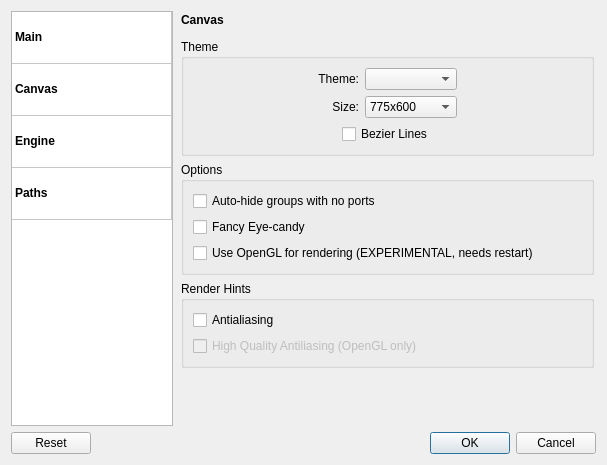
First picture: the form in resources/ui/carla_settings.ui, repository falkTX/Carla, before the edit.
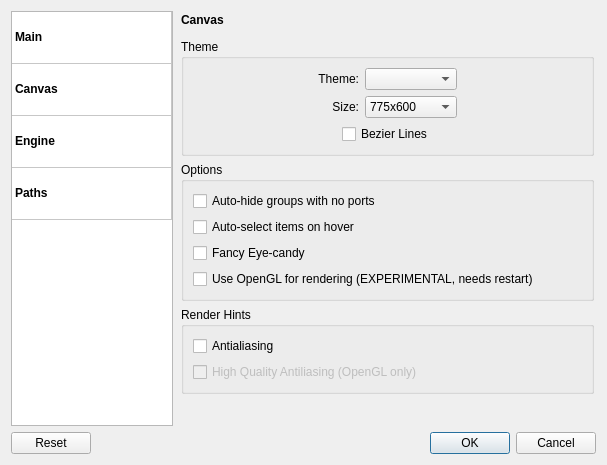
Second picture: the form after the edit. The open tabs and pages were chosen to show the change. Icons and pictures are not drawn.

Commit message: PatchCanvas: Add option to auto-select items on hover

```diff
--- a/resources/ui/carla_settings.ui
+++ b/resources/ui/carla_settings.ui
@@ -587,6 +587,13 @@
               </property>
              </widget>
             </item>
+            <item>
+             <widget class="QCheckBox" name="cb_canvas_auto_select">
+              <property name="text">
+               <string>Auto-select items on hover</string>
+              </property>
+             </widget>
+            </item>
             <item>
              <widget class="QCheckBox" name="cb_canvas_eyecandy">
               <property name="text">
```
Left out of the diff: 2 changed lines with no effect on the pictures. The commit also changes 4 other files.
